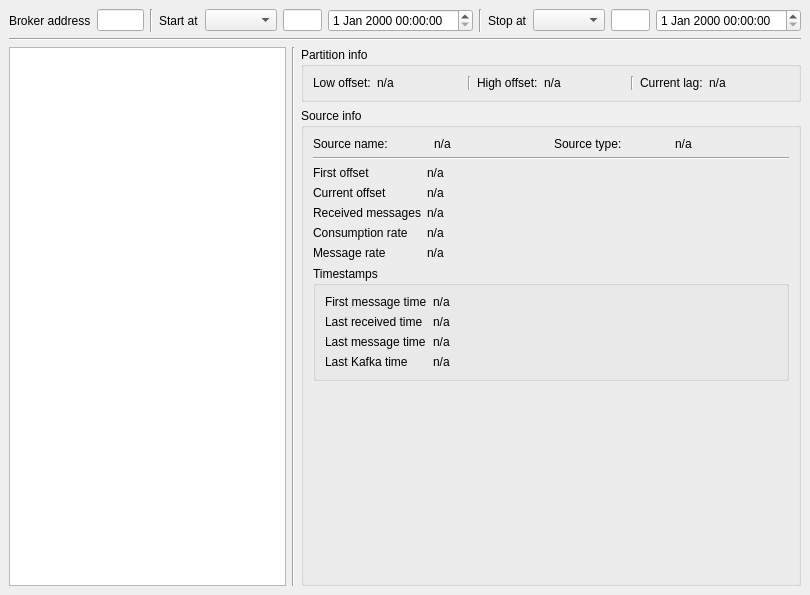
Qt form WhereforeGUI.ui (ess-dmsc/wherefore) before a commit.
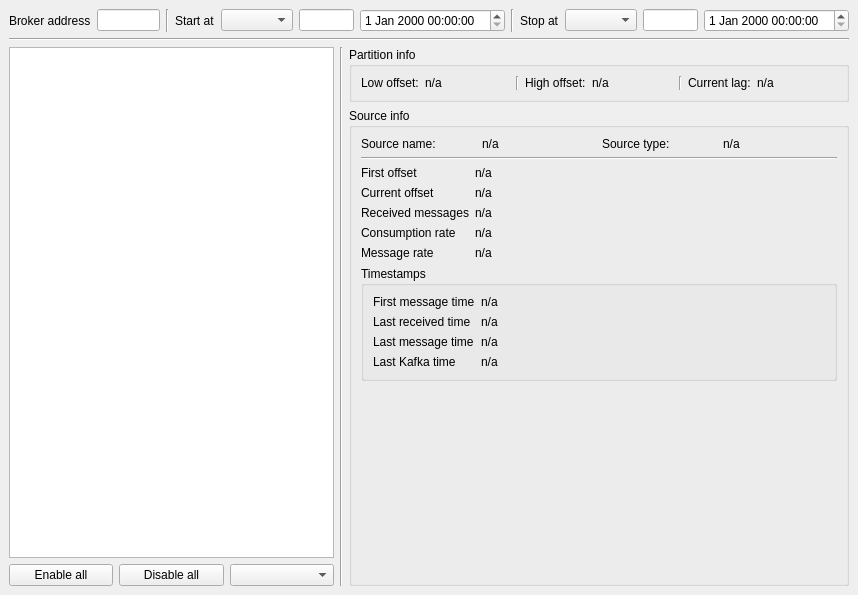
The same form after that commit.

What changed in the file:
```diff
--- a/WhereforeGUI.ui
+++ b/WhereforeGUI.ui
@@ -6,7 +6,7 @@
    <rect>
     <x>0</x>
     <y>0</y>
-    <width>810</width>
+    <width>858</width>
     <height>595</height>
    </rect>
   </property>
@@ -134,6 +134,31 @@
         <item>
          <widget class="QTreeView" name="topicPartitionSourceTree"/>
         </item>
+        <item>
+         <layout class="QHBoxLayout" name="enableDisableLayout">
+          <item>
+           <widget class="QPushButton" name="enableAllButton">
+            <property name="text">
+             <string>Enable all</string>
+            </property>
+           </widget>
+          </item>
+          <item>
+           <widget class="QPushButton" name="disableAllButton">
+            <property name="text">
+             <string>Disable all</string>
+            </property>
+           </widget>
+          </item>
+          <item>
+           <widget class="QComboBox" name="enableDefaultComboBox">
+            <property name="placeholderText">
+             <string/>
+            </property>
+           </widget>
+          </item>
+         </layout>
+        </item>
        </layout>
       </item>
       <item>
```
Left out of the diff: 2 changed lines with no effect on the pictures.
